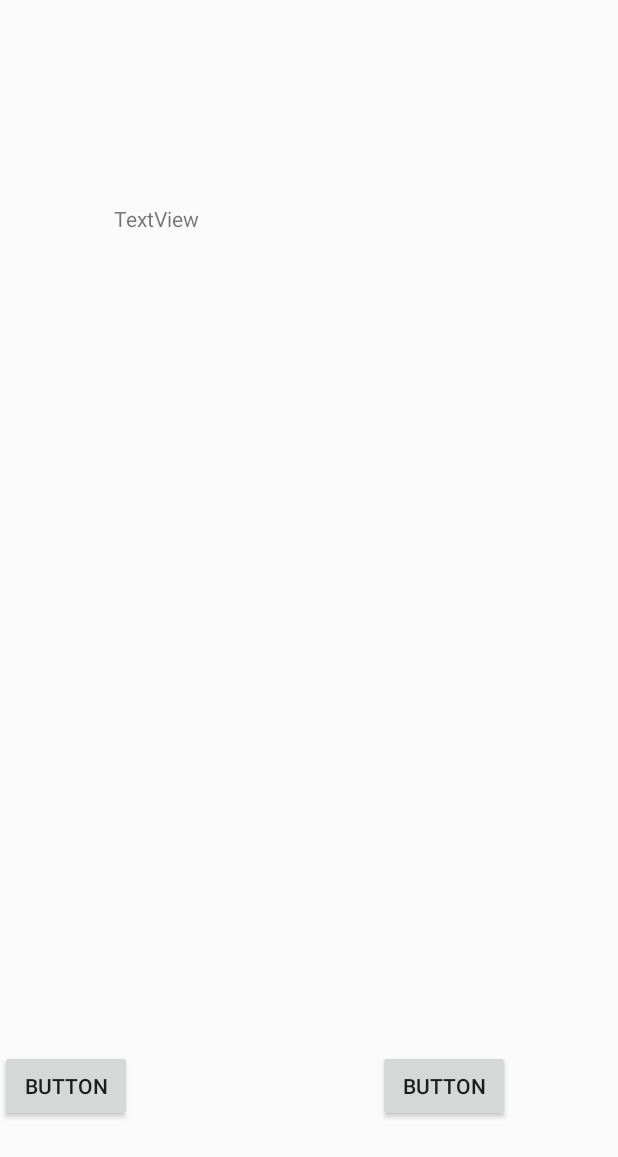
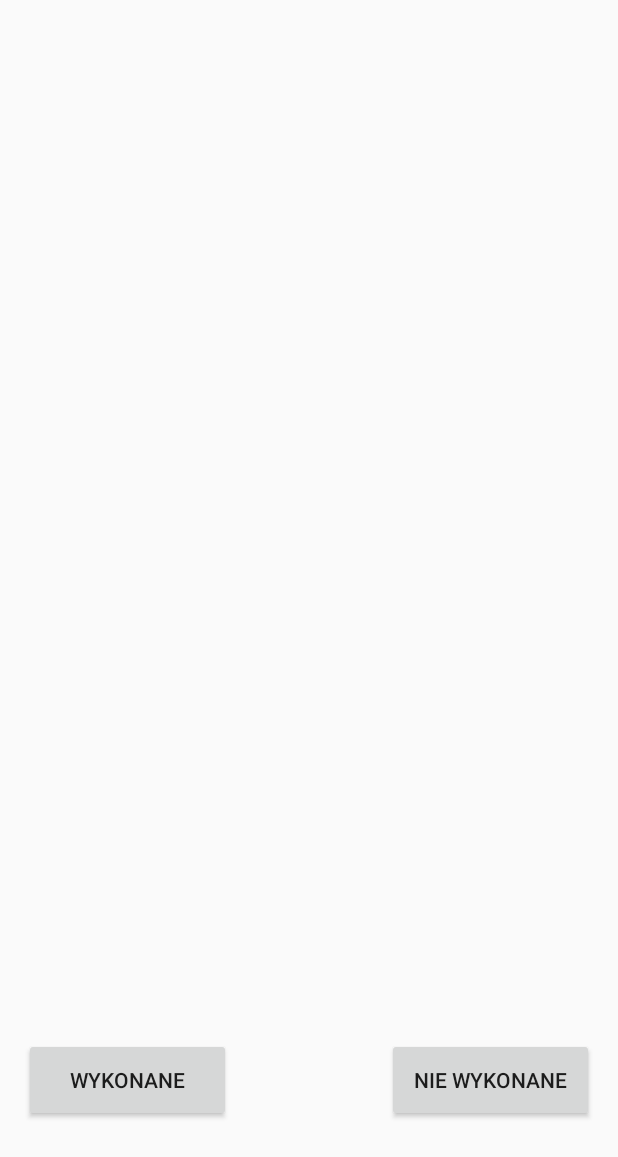
Before and after one commit to TPL-TEAM/KartyNaImprezeAPK, an Android app built with Jetpack Compose: the layout activity_gameplay.xml on its own in the app's theme, with its tools: preview values and no code run, on a phone screen of 412 x 824 dp. Shown: the top 1157 px of the screen. Run offline under Robolectric (Android 15) with nearby library versions, the phone set to English and light mode, and no system bars.

Commit message:
19.12.2023-4

```diff
--- a/app/src/main/java/pl/jdteam/kartymelanzowe/GrajAc.kt
+++ b/app/src/main/java/pl/jdteam/kartymelanzowe/GrajAc.kt
@@ -1,5 +1,6 @@
 package pl.jdteam.kartymelanzowe
 
+import android.content.Intent
 import androidx.appcompat.app.AppCompatActivity
 import android.os.Bundle
 import pl.jdteam.kartymelanzowe.databinding.ActivityGrajBinding
@@ -10,7 +11,10 @@ class GrajAc : AppCompatActivity() {
         super.onCreate(savedInstanceState)
         binding = ActivityGrajBinding.inflate(layoutInflater)
         setContentView(binding.root)
-
+        binding.kat1.setOnClickListener(){
+            val przelacz_graj = Intent(applicationContext, GrajAc::class.java)
+            startActivity(przelacz_graj)
+        }
         intent.action
     }
 }
--- a/app/src/main/java/pl/jdteam/kartymelanzowe/MainActivity.kt
+++ b/app/src/main/java/pl/jdteam/kartymelanzowe/MainActivity.kt
@@ -12,11 +12,11 @@ class MainActivity : ComponentActivity() {
         binding = ActivityMainBinding.inflate(layoutInflater)
         setContentView(binding.root)
 
-        binding.ibutton_graj.setOnClickListener(){
+        binding.graj.setOnClickListener(){
             val przelacz_graj = Intent(applicationContext, GrajAc::class.java)
             startActivity(przelacz_graj)
         }
-        binding.opcje.setOnClickListener(){
+        binding.ustawienia.setOnClickListener(){
             val przelacz_opcje = Intent(applicationContext, UstawieniaAc::class.java)
             startActivity(przelacz_opcje)
         }
--- a/app/src/main/res/layout/activity_gameplay.xml
+++ b/app/src/main/res/layout/activity_gameplay.xml
@@ -6,35 +6,36 @@
     android:layout_height="match_parent"
     tools:context=".GameplayAc">
 
-    <TextView
-        android:id="@+id/textView"
-        android:layout_width="263dp"
-        android:layout_height="415dp"
-        android:text="TextView"
+    <Button
+        android:id="@+id/wykonane"
+        android:layout_width="138dp"
+        android:layout_height="56dp"
+        android:layout_marginEnd="84dp"
+        android:layout_marginBottom="76dp"
+        android:text="@string/wykonane"
         app:layout_constraintBottom_toBottomOf="parent"
         app:layout_constraintEnd_toEndOf="parent"
-        app:layout_constraintHorizontal_bias="0.513"
-        app:layout_constraintStart_toStartOf="parent"
-        app:layout_constraintTop_toTopOf="parent"
-        app:layout_constraintVertical_bias="0.332" />
-
-    <Button
-        android:id="@+id/wykonane"
-        android:layout_width="wrap_content"
-        android:layout_height="wrap_content"
-        android:layout_marginEnd="84dp"
-        android:layout_marginBottom="76dp"
-        android:text="Button"
-        app:layout_constraintBottom_toBottomOf="parent"
-        app:layout_constraintEnd_toStartOf="@+id/button5" />
+        app:layout_constraintHorizontal_bias="0.084"
+        app:layout_constraintStart_toStartOf="parent" />
 
     <Button
         android:id="@+id/nie_wykonane"
-        android:layout_width="wrap_content"
-        android:layout_height="wrap_content"
-        android:layout_marginEnd="72dp"
+        android:layout_width="138dp"
+        android:layout_height="56dp"
         android:layout_marginBottom="76dp"
-        android:text="Button"
+        android:text="@string/niewykonane"
         app:layout_constraintBottom_toBottomOf="parent"
-        app:layout_constraintEnd_toEndOf="parent" />
+        app:layout_constraintEnd_toEndOf="parent"
+        app:layout_constraintHorizontal_bias="0.941"
+        app:layout_constraintStart_toStartOf="parent" />
+
+    <Button
+        android:id="@+id/karta"
+        android:layout_width="258dp"
+        android:layout_height="457dp"
+        android:layout_marginTop="72dp"
+        android:background="#00FFFFFF"
+        app:layout_constraintEnd_toEndOf="parent"
+        app:layout_constraintStart_toStartOf="parent"
+        app:layout_constraintTop_toTopOf="parent" />
 </androidx.constraintlayout.widget.ConstraintLayout>
--- a/app/src/main/res/values/strings.xml
+++ b/app/src/main/res/values/strings.xml
@@ -1,7 +1,9 @@
 <resources>
     <string name="app_name">Karty Melanzowe</string>
     <string name="Menu">Menu</string>
-    <string name="graj">graj</string>
-    <string name="opcje">opcje</string>
-    <string name="dodatki">dodatki</string>
+    <string name="graj">Graj</string>
+    <string name="opcje">Opcje</string>
+    <string name="dodatki">Dodatki</string>
+    <string name="wykonane">Wykonane</string>
+    <string name="niewykonane">nie Wykonane</string>
 </resources>
```
Also changed, not shown: app/src/main/res/layout/activity_graj.xml (+18 -16 lines), app/src/main/res/drawable/revolt.png (added).
